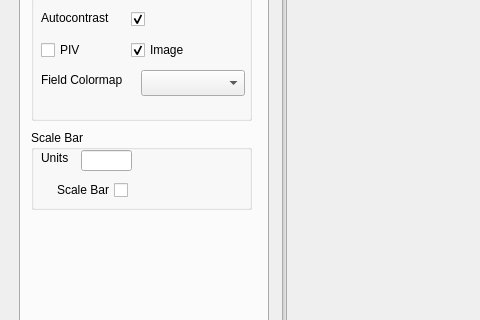
Qt form main_gui.ui (sfhbarnett/PyV) before a commit; both pictures show x 0 to 480 and y 393 to 713 of the 1256 by 847 pixel window.
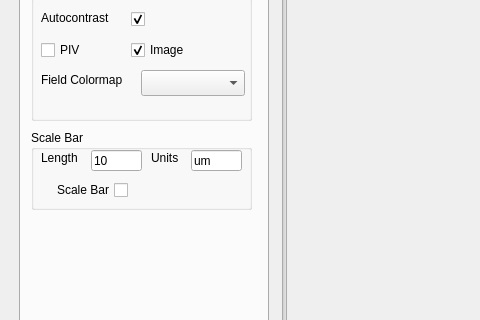
The same form after that commit. The open tabs and pages were chosen to show the change. Icons and pictures are not drawn. Custom widgets are drawn as their Qt base class.

The edit to the form file:
```diff
--- a/main_gui.ui
+++ b/main_gui.ui
@@ -520,17 +520,20 @@
               <widget class="QLineEdit" name="scalebarunitsinput">
                <property name="geometry">
                 <rect>
-                 <x>50</x>
+                 <x>160</x>
                  <y>20</y>
                  <width>51</width>
                  <height>21</height>
                 </rect>
                </property>
+               <property name="text">
+                <string>um</string>
+               </property>
               </widget>
               <widget class="QLabel" name="label_8">
                <property name="geometry">
                 <rect>
-                 <x>10</x>
+                 <x>120</x>
                  <y>20</y>
                  <width>60</width>
                  <height>16</height>
@@ -559,6 +562,32 @@
                 <bool>false</bool>
                </property>
               </widget>
+              <widget class="QLabel" name="label_11">
+               <property name="geometry">
+                <rect>
+                 <x>10</x>
+                 <y>20</y>
+                 <width>60</width>
+                 <height>16</height>
+                </rect>
+               </property>
+               <property name="text">
+                <string>Length</string>
+               </property>
+              </widget>
+              <widget class="QLineEdit" name="scalebarlengthinput">
+               <property name="geometry">
+                <rect>
+                 <x>60</x>
+                 <y>20</y>
+                 <width>51</width>
+                 <height>21</height>
+                </rect>
+               </property>
+               <property name="text">
+                <string>10</string>
+               </property>
+              </widget>
              </widget>
              <zorder>groupBox_2</zorder>
              <zorder>vrmsbutton</zorder>
```
Left out of the diff: 2 changed lines with no effect on the pictures.
